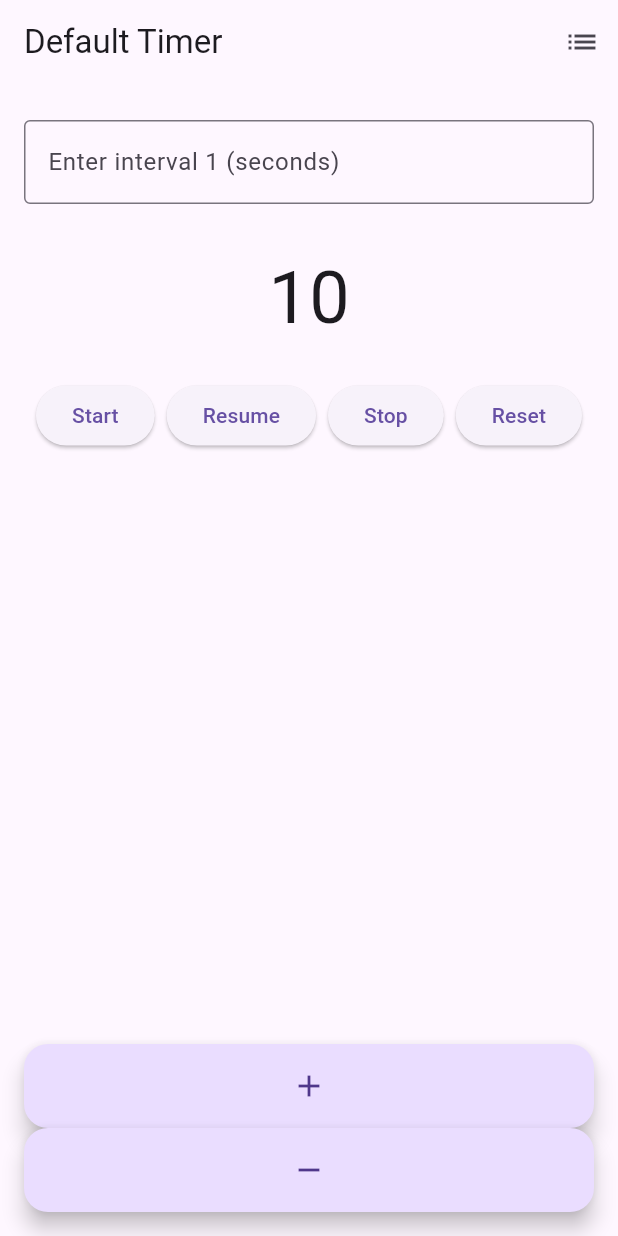
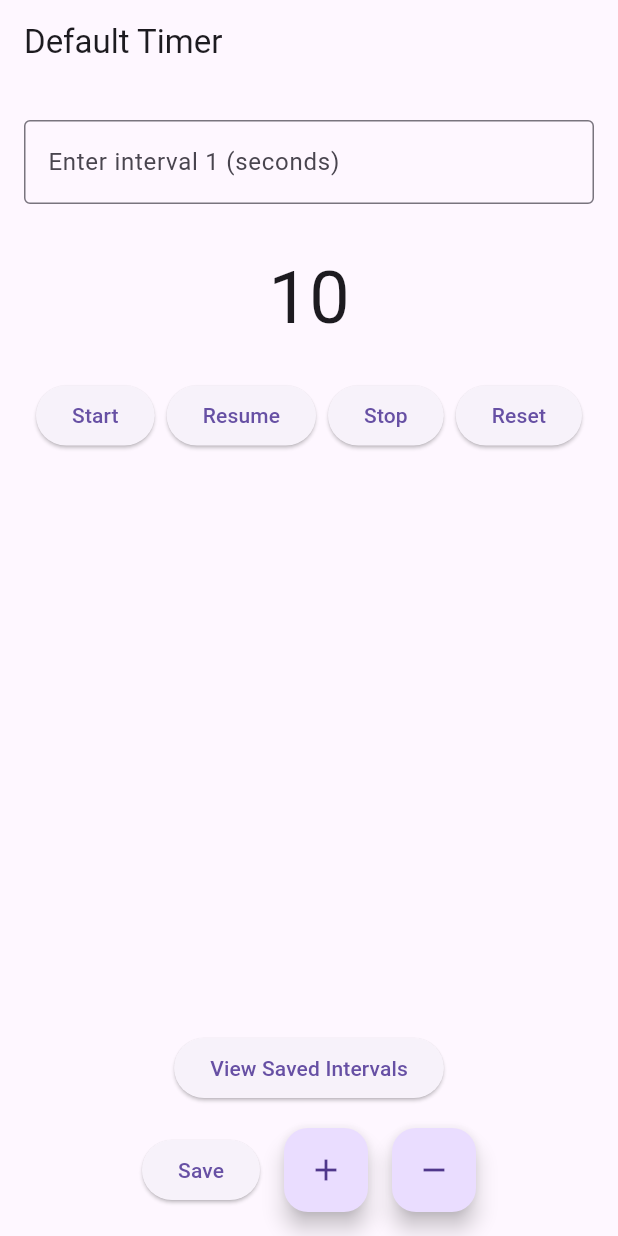
Before and after one commit to MissSherlockHolmes/EUAS2024_IntervalTimer, a Flutter app: the CountdownTimerPage screen opened directly, after a tap on the "add" icon, after a tap on the "remove" icon, on a phone screen of 412 x 824 dp. Run offline on Flutter 3.47's test engine with Material 3 defaults, Android fonts, the phone set to English and light mode, and no system bars; our stand-ins replace cloud_firestore, firebase_core; accounts and stored records are empty.

Commit message:
Small implementation of timer saving

```diff
--- a/lib/views/countdown_timer_page.dart
+++ b/lib/views/countdown_timer_page.dart
@@ -1,38 +1,35 @@
-// lib/views/countdown_timer_page.dart
+// countdown_timer_page.dart
 import 'package:flutter/material.dart';
 import 'package:provider/provider.dart';
 import '../controllers/countdown_controller.dart';
-import 'timer_list_screen.dart';
+import 'saved_intervals_screen.dart'; // Import the saved intervals screen
 
-class CountdownTimerPage extends StatelessWidget {
-  final List<TextEditingController> _controllers = [TextEditingController()];
+class CountdownTimerPage extends StatefulWidget {
   final String timerName;
   final bool showBackButton;
 
   CountdownTimerPage({Key? key, required this.timerName, required this.showBackButton}) : super(key: key);
 
   @override
+  _CountdownTimerPageState createState() => _CountdownTimerPageState();
+}
+
+class _CountdownTimerPageState extends State<CountdownTimerPage> {
+  final List<TextEditingController> _controllers = [TextEditingController()];
+  List<String> savedIntervals = []; // Track saved intervals
+
+  @override
   Widget build(BuildContext context) {
     return Scaffold(
       appBar: AppBar(
-        title: Text(timerName),
-        leading: showBackButton
+        title: Text(widget.timerName),
+        leading: widget.showBackButton
             ? IconButton(
           icon: Icon(Icons.arrow_back),
           onPressed: () => Navigator.pop(context),
         )
             : null,
-        actions: [
-          IconButton(
-            onPressed: () {
-              Navigator.pushReplacement(
-                context,
-                MaterialPageRoute(builder: (context) => TimerListScreen()),
-              );
-            },
-            icon: Icon(Icons.list),
-          ),
-        ],
+        actions: [],
       ),
       body: Padding(
         padding: const EdgeInsets.all(16.0),
@@ -97,29 +94,75 @@ class CountdownTimerPage extends StatelessWidget {
                 ),
               ),
             ),
+            Row(
+              mainAxisAlignment: MainAxisAlignment.center,
+              children: [
+                ElevatedButton(
+                  onPressed: () {
+                    // Navigate to the screen displaying saved intervals
+                    Navigator.push(
+                      context,
+                      MaterialPageRoute(
+                        builder: (context) => SavedIntervalsScreen(savedIntervals: savedIntervals),
+                      ),
+                    );
+                  },
+                  child: Text('View Saved Intervals'),
+                ),
+              ],
+            ),
+            SizedBox(height: 16), // Added for spacing
+            Row(
+              mainAxisAlignment: MainAxisAlignment.center,
+              children: [
+                ElevatedButton(
+                  onPressed: _saveIntervals,
+                  child: Text('Save'),
+                ),
+                SizedBox(width: 16), // Added for spacing
                 FloatingActionButton(
                   heroTag: 'unique_tag_for_fab_in_timer_list_screen',
-              onPressed: _controllers.length < 5 ? () {
-                _controllers.add(TextEditingController());
-                context.read<CountdownController>().addInterval(_controllers.last);
-              } : null,
+                  onPressed: _addInterval,
                   tooltip: 'Add Interval',
                   child: Icon(Icons.add),
                 ),
+                SizedBox(width: 16), // Added for spacing
                 FloatingActionButton(
                   heroTag: 'unique_tag_for_fab_inlalalalalalala',
-              onPressed: () {
-                if (_controllers.isNotEmpty) {
-                  _controllers.removeLast();
-                  context.read<CountdownController>().removeLastInterval();
-                }
-              },
+                  onPressed: _removeInterval,
                   tooltip: 'Remove Last Interval',
                   child: Icon(Icons.remove),
+                ),
+              ],
             ),
           ],
         ),
       ),
     );
   }
+
+  void _saveIntervals() {
+    final List<String> intervals = _controllers.map((controller) => controller.text).where((text) => text.isNotEmpty).toList();
+    final String intervalsString = intervals.join('-');
+    print('Intervals: $intervalsString');
+    setState(() {
+      savedIntervals.add(intervalsString); // Add saved intervals to the list
+    });
   }
+
+  void _addInterval() {
+    if (_controllers.length < 5) {
+      setState(() {
+        _controllers.add(TextEditingController());
+      });
+    }
+  }
+
+  void _removeInterval() {
+    if (_controllers.length > 1) {
+      setState(() {
+        _controllers.removeLast();
+      });
+    }
+  }
+}
```
Also changed, not shown: lib/saved_timers.dart (added, +13 -0 lines), lib/views/saved_intervals_screen.dart (added, +25 -0 lines), lib/views/timer_list_screen.dart (deleted, +0 -39 lines). Lines whose indentation alone changed are shown as unchanged.
